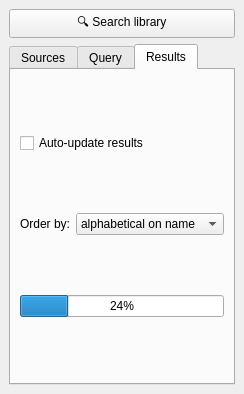
enjoysmath/abstract-spacecraft, file ui/library_search_dockwidget.ui: the form before one commit.
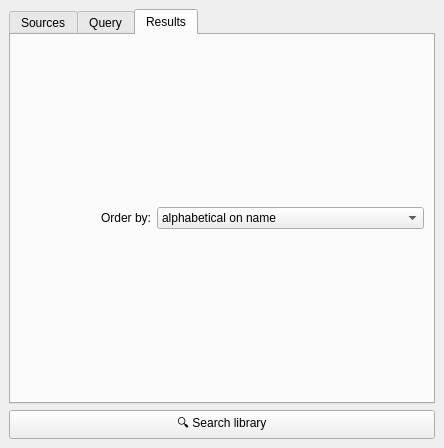
The form after the commit. The open tabs and pages were chosen to show the change.

Commit message: Edited library dock widget GUI for simplicity.  Working on search feature now

Patch:
```diff
--- a/ui/library_search_dockwidget.ui
+++ b/ui/library_search_dockwidget.ui
@@ -6,8 +6,8 @@
    <rect>
     <x>0</x>
     <y>0</y>
-    <width>222</width>
-    <height>394</height>
+    <width>444</width>
+    <height>448</height>
    </rect>
   </property>
   <property name="windowTitle">
@@ -82,31 +82,7 @@
         <string>Results</string>
        </attribute>
        <layout class="QGridLayout" name="gridLayout_3">
-        <item row="2" column="0">
-         <widget class="QLabel" name="label_2">
-          <property name="text">
-           <string>Order by:</string>
-          </property>
-          <property name="alignment">
-           <set>Qt::AlignRight|Qt::AlignTrailing|Qt::AlignVCenter</set>
-          </property>
-         </widget>
-        </item>
-        <item row="3" column="0" colspan="4">
-         <widget class="QProgressBar" name="searchProgressBar">
-          <property name="value">
-           <number>24</number>
-          </property>
-         </widget>
-        </item>
-        <item row="1" column="0" colspan="4">
-         <widget class="QCheckBox" name="checkBox">
-          <property name="text">
-           <string>Auto-update results</string>
-          </property>
-         </widget>
-        </item>
-        <item row="2" column="1" colspan="3">
+        <item row="1" column="1" colspan="2">
          <widget class="QComboBox" name="orderByComboBox">
           <item>
            <property name="text">
@@ -115,11 +91,24 @@
           </item>
          </widget>
         </item>
+        <item row="1" column="0">
+         <widget class="QLabel" name="label_2">
+          <property name="text">
+           <string>Order by:</string>
+          </property>
+          <property name="alignment">
+           <set>Qt::AlignRight|Qt::AlignTrailing|Qt::AlignVCenter</set>
+          </property>
+         </widget>
+        </item>
+        <item row="2" column="0" colspan="3">
+         <layout class="QVBoxLayout" name="searchResultsLayout"/>
+        </item>
        </layout>
       </widget>
      </widget>
     </item>
-    <item row="0" column="1" colspan="3">
+    <item row="2" column="1" colspan="3">
      <widget class="QPushButton" name="searchButton">
       <property name="minimumSize">
        <size>
```
Left out of the diff: 2 changed lines with no effect on the pictures. The commit also changes 4 other files.
